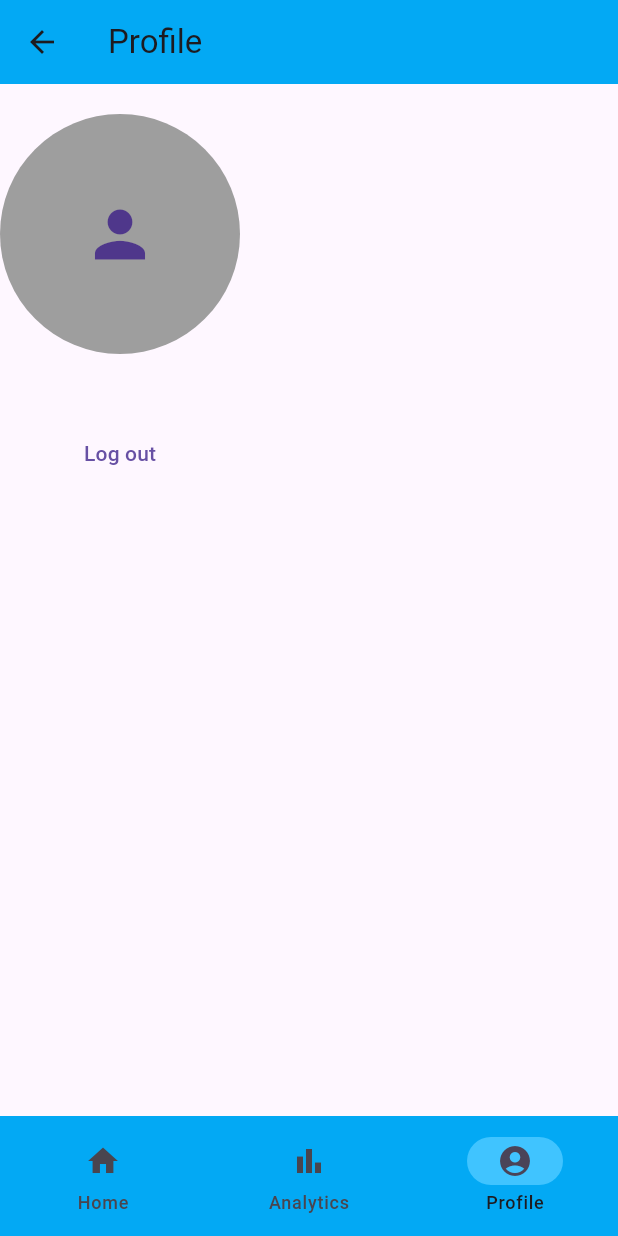
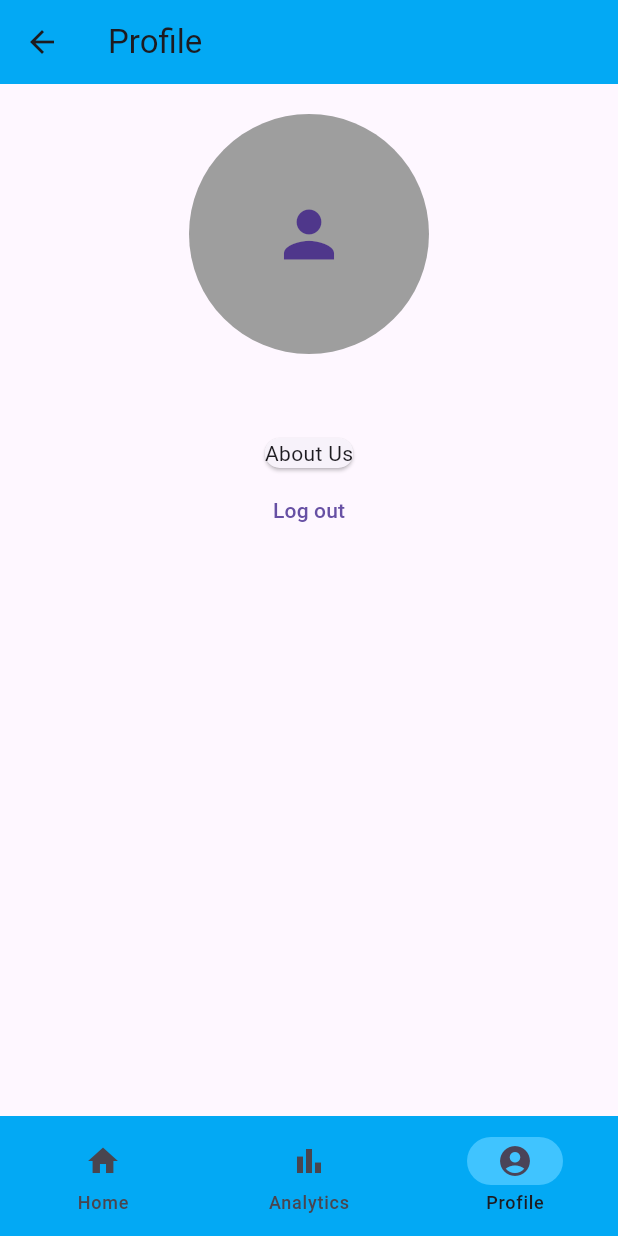
Before and after one commit to hanminthawhmt/expense_tracker, a Flutter app: the LandingPage screen opened directly, item 3 of the bottom bar chosen, on a phone screen of 412 x 824 dp. Run offline on Flutter 3.47's test engine with Material 3 defaults, Android fonts, the phone set to English and light mode, and no system bars; our stand-ins replace cloud_firestore, firebase_auth, firebase_core; accounts and stored records are empty.

Commit message:
modified profile page

```diff
--- a/lib/screens/landing_page.dart
+++ b/lib/screens/landing_page.dart
@@ -24,7 +24,6 @@ class _LandingPageState extends State<LandingPage> {
     // TODO: implement initState
     super.initState();
     getCurrentUser();
-    getCurrentUserName();
   }
 
   void getCurrentUser() async {
@@ -37,6 +36,7 @@ class _LandingPageState extends State<LandingPage> {
     }
   }
 
+  //need to fix here
   void getCurrentUserName() async {
     try {
       if (loggedInUser != null) {
--- a/lib/screens/profile_page.dart
+++ b/lib/screens/profile_page.dart
@@ -1,4 +1,7 @@
 import 'package:flutter/material.dart';
+import 'package:firebase_auth/firebase_auth.dart';
+
+final _auth = FirebaseAuth.instance;
 
 class ProfilePage extends StatelessWidget {
   final String? profileEmail;
@@ -11,9 +14,9 @@ class ProfilePage extends StatelessWidget {
   @override
   Widget build(BuildContext context) {
     return Container(
-      padding: EdgeInsets.only(top: 20),
+      padding: EdgeInsets.only(top: 20, bottom: 20),
       child: Column(
-        //mainAxisAlignment: MainAxisAlignment.center,
+        crossAxisAlignment: CrossAxisAlignment.stretch,
         children: [
           CircleAvatar(
             child: Icon(
@@ -23,15 +26,41 @@ class ProfilePage extends StatelessWidget {
             radius: 80,
             backgroundColor: Colors.grey,
           ),
+          Column(
+            children: [
+              Row(
+                mainAxisAlignment: MainAxisAlignment.spaceEvenly,
+                children: [
                   Text(
                     profileName!,
-            style: TextStyle(color: Colors.black),
+                    style: TextStyle(color: Colors.black, fontSize: 22),
+                  ),
+                  // IconButton(
+                  //   onPressed: () {},
+                  //   icon: Icon(
+                  //     Icons.edit,
+                  //     size: 20,
+                  //     color: Colors.grey,
+                  //   ),
+                  // )
+                ],
               ),
               Text(
                 profileEmail!,
-            style: TextStyle(color: Colors.black),
+                textAlign: TextAlign.center,
+                style: TextStyle(color: Colors.black, fontSize: 15),
               ),
-          TextButton(onPressed: () {}, child: Text('Log out'))
+              Card(
+                child: Text('About Us'),
+              ),
+              TextButton(
+                  onPressed: () {
+                    _auth.signOut();
+                    Navigator.pop(context);
+                  },
+                  child: Text('Log out')),
+            ],
+          )
         ],
       ),
     );
```
Lines whose indentation alone changed are shown as unchanged.
